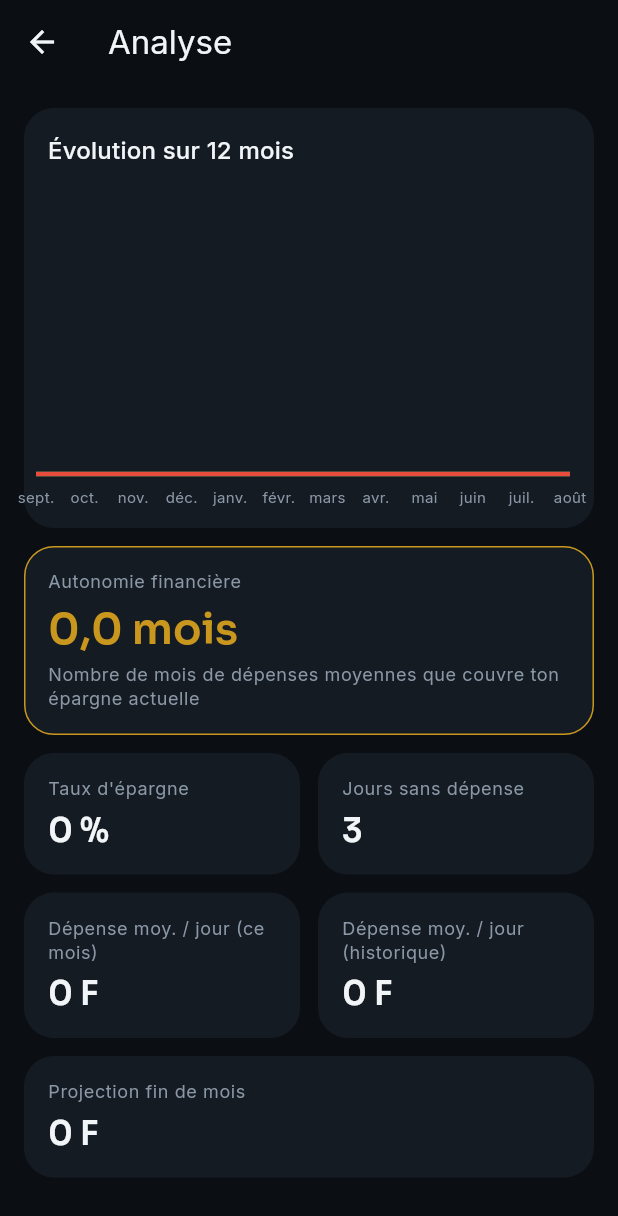
After one commit to Phnix01/koudi_na, a Flutter app: the screen it shows after launch, after a tap on an icon or button, on a phone screen of 412 x 824 dp. The commit adds this screen. Shown: the top 1216 px of the screen. Run offline on Flutter 3.47's test engine with Material 3 defaults, Android fonts, the phone set to English and light mode, and no system bars; drawn by our look-alikes of fl_chart; our stand-ins replace csv, flutter_riverpod, google_fonts, hive_ce, hive_ce_flutter, phosphor_flutter and 1 more; accounts and stored records are empty; statements that could not run were skipped.

Commit message:
feat: Ajouter l'écran d'analyse avec indicateurs financiers et graphiques

```diff
--- /dev/null
+++ b/devtools_options.yaml
@@ -0,0 +1,3 @@
+description: This file stores settings for Dart & Flutter DevTools.
+documentation: https://docs.flutter.dev/tools/devtools/extensions#configure-extension-enablement-states
+extensions:
--- /dev/null
+++ b/lib/logic/services/evolution_mensuelle.dart
@@ -0,0 +1,58 @@
+import '../../data/models/transaction.dart';
+import '../../data/models/type_mouvement.dart';
+
+/// Un mois et ses totaux, pour le graphique d'évolution (section 5.1).
+typedef PointMensuel = ({DateTime mois, int entrees, int depenses});
+
+/// Les [nombreDeMois] derniers mois (le mois courant inclus), du plus
+/// ancien au plus récent — même les mois sans aucune transaction
+/// apparaissent, avec des totaux à zéro, pour que la courbe ne saute
+/// jamais un point. Fonction pure — aucun accès à Hive ici.
+List<PointMensuel> calculerEvolutionMensuelle(
+  List<Transaction> transactions, {
+  DateTime? maintenant,
+  int nombreDeMois = 12,
+}) {
+  final reference = maintenant ?? DateTime.now();
+  final moisDeDepart = DateTime(
+    reference.year,
+    reference.month - (nombreDeMois - 1),
+  );
+
+  final totauxParMois = <DateTime, ({int entrees, int depenses})>{
+    for (var i = 0; i < nombreDeMois; i++)
+      DateTime(moisDeDepart.year, moisDeDepart.month + i): (
+        entrees: 0,
+        depenses: 0,
+      ),
+  };
+
+  for (final transaction in transactions) {
+    final mois = DateTime(transaction.date.year, transaction.date.month);
+    final actuel = totauxParMois[mois];
+    if (actuel == null) {
+      continue; // hors de la fenêtre des nombreDeMois derniers mois
+    }
+
+    totauxParMois[mois] = transaction.type == TypeMouvement.entree
+        ? (
+            entrees: actuel.entrees + transaction.montant,
+            depenses: actuel.depenses,
+          )
+        : (
+            entrees: actuel.entrees,
+            depenses: actuel.depenses + transaction.montant,
+          );
+  }
+
+  return totauxParMois.entries
+      .map(
+        (entree) => (
+          mois: entree.key,
+          entrees: entree.value.entrees,
+          depenses: entree.value.depenses,
+        ),
+      )
+      .toList()
+    ..sort((a, b) => a.mois.compareTo(b.mois));
+}
--- /dev/null
+++ b/lib/logic/services/indicateurs_analyse.dart
@@ -0,0 +1,146 @@
+import '../../data/models/categorie.dart';
+import '../../data/models/compte.dart';
+import '../../data/models/pilier.dart';
+import '../../data/models/transaction.dart';
+import '../../data/models/type_mouvement.dart';
+import 'calcul_piliers.dart';
+
+/// Les indicateurs de l'écran Analyse (section 5.2). Quelques formules
+/// ne sont pas précisées telles quelles dans le cahier des charges ;
+/// les choix faits ici sont documentés champ par champ.
+typedef IndicateursAnalyse = ({
+  /// Épargne du mois (dépenses de pilier épargne) ÷ entrées du mois.
+  double tauxEpargne,
+
+  /// Dépenses du mois en cours ÷ nombre de jours écoulés ce mois-ci.
+  int depenseMoyenneJournaliereMois,
+
+  /// Total des dépenses historiques ÷ nombre de jours depuis la
+  /// première transaction connue.
+  int depenseMoyenneJournaliereHistorique,
+
+  /// Extrapolation du rythme actuel sur le mois entier.
+  int projectionFinDeMois,
+
+  /// Vrai si la projection dépasse les entrées du mois.
+  bool projectionDepasseEntrees,
+
+  /// Jours écoulés ce mois-ci sans aucune dépense enregistrée.
+  int joursSansDepense,
+
+  /// Nombre de mois de dépenses moyennes que couvre l'épargne
+  /// accumulée (solde initial des comptes Épargne + toutes les
+  /// dépenses passées de pilier épargne). L'indicateur le plus
+  /// important de l'application (section 5.2) : il traduit l'argent
+  /// en liberté.
+  double autonomieFinanciereMois,
+});
+
+/// Fonction pure — aucun accès à Hive ici — pour rester facilement
+/// testable indépendamment du stockage.
+IndicateursAnalyse calculerIndicateurs(
+  List<Transaction> transactions,
+  List<Categorie> categories,
+  List<Compte> comptes, {
+  DateTime? maintenant,
+}) {
+  final reference = maintenant ?? DateTime.now();
+  final categorieParId = {for (final c in categories) c.id: c};
+
+  final transactionsDuMois = transactions.where((t) {
+    return t.date.year == reference.year && t.date.month == reference.month;
+  }).toList();
+
+  final entreesMois = transactionsDuMois
+      .where((t) => t.type == TypeMouvement.entree)
+      .fold<int>(0, (somme, t) => somme + t.montant);
+  final depensesMois = transactionsDuMois
+      .where((t) => t.type == TypeMouvement.depense)
+      .fold<int>(0, (somme, t) => somme + t.montant);
+
+  final progressionPiliers = calculerProgressionPiliers(
+    transactions,
+    categories,
+    maintenant: reference,
+  );
+  final epargneMois = progressionPiliers
+      .firstWhere((p) => p.pilier == Pilier.epargne)
+      .montantReel;
+  final tauxEpargne = entreesMois > 0 ? epargneMois / entreesMois : 0.0;
+
+  final jourCourant = reference.day;
+  final depenseMoyenneJournaliereMois = jourCourant > 0
+      ? (depensesMois / jourCourant).round()
+      : 0;
+
+  final dernierJourDuMois = DateTime(
+    reference.year,
+    reference.month + 1,
+    0,
+  ).day;
+  final projectionFinDeMois = depenseMoyenneJournaliereMois * dernierJourDuMois;
+
+  DateTime? datePremiereTransaction;
+  var totalDepensesHistorique = 0;
+  for (final transaction in transactions) {
+    if (transaction.type == TypeMouvement.depense) {
+      totalDepensesHistorique += transaction.montant;
+    }
+    if (datePremiereTransaction == null ||
+        transaction.date.isBefore(datePremiereTransaction)) {
+      datePremiereTransaction = transaction.date;
+    }
+  }
+  final joursHistorique = datePremiereTransaction != null
+      ? reference.difference(datePremiereTransaction).inDays + 1
+      : 1;
+  final depenseMoyenneJournaliereHistorique =
+      (totalDepensesHistorique / joursHistorique).round();
+
+  final joursAvecDepense = <int>{};
+  for (final transaction in transactionsDuMois) {
+    if (transaction.type == TypeMouvement.depense &&
+        transaction.date.day <= jourCourant) {
+      joursAvecDepense.add(transaction.date.day);
+    }
+  }
+  final joursSansDepense = jourCourant - joursAvecDepense.length;
+
+  final soldeInitialEpargne = comptes
+      .where((c) => c.type == TypeCompte.epargne)
+      .fold<int>(0, (somme, c) => somme + c.soldeInitial);
+  final epargneAccumulee =
+      soldeInitialEpargne + totalDepensesEpargne(transactions, categorieParId);
+  final depenseMoyenneMensuelleHistorique =
+      depenseMoyenneJournaliereHistorique * 30;
+  final autonomieFinanciereMois = depenseMoyenneMensuelleHistorique > 0
+      ? epargneAccumulee / depenseMoyenneMensuelleHistorique
+      : 0.0;
+
+  return (
+    tauxEpargne: tauxEpargne,
+    depenseMoyenneJournaliereMois: depenseMoyenneJournaliereMois,
+    depenseMoyenneJournaliereHistorique: depenseMoyenneJournaliereHistorique,
+    projectionFinDeMois: projectionFinDeMois,
+    projectionDepasseEntrees: projectionFinDeMois > entreesMois,
+    joursSansDepense: joursSansDepense,
+    autonomieFinanciereMois: autonomieFinanciereMois,
+  );
+}
+
+/// Somme, sur tout l'historique, des dépenses dans une catégorie de
+/// pilier épargne — extraite pour être réutilisée sans dupliquer la
+/// boucle de [calculerIndicateurs].
+int totalDepensesEpargne(
+  List<Transaction> transactions,
+  Map<String, Categorie> categorieParId,
+) {
+  var total = 0;
+  for (final transaction in transactions) {
+    if (transaction.type != TypeMouvement.depense) continue;
+    if (categorieParId[transaction.categorieId]?.pilier == Pilier.epargne) {
+      total += transaction.montant;
+    }
+  }
+  return total;
+}
--- /dev/null
+++ b/lib/ui/screens/analyse_screen.dart
@@ -0,0 +1,186 @@
+import 'package:flutter/material.dart';
+import 'package:flutter_riverpod/flutter_riverpod.dart';
+import 'package:intl/intl.dart';
+
+import '../../core/theme/app_colors.dart';
+import '../../core/utils/formatters.dart';
+import '../../logic/providers/repositories_providers.dart';
+import '../../logic/services/evolution_mensuelle.dart';
+import '../../logic/services/indicateurs_analyse.dart';
+import '../widgets/graphique_evolution_mensuelle.dart';
+
+/// Écran C, en construction (section 5) : les indicateurs calculés
+/// (section 5.2) et le premier des sept graphiques (évolution
+/// mensuelle). Les six autres visualisations et les observations
+/// automatiques arriveront dans les étapes suivantes.
+class AnalyseScreen extends ConsumerWidget {
+  const AnalyseScreen({super.key});
+
+  @override
+  Widget build(BuildContext context, WidgetRef ref) {
+    final transactionRepo = ref.watch(transactionRepositoryProvider);
+    final categories = ref.watch(categorieRepositoryProvider).tous();
+    final comptes = ref.watch(compteRepositoryProvider).tous();
+
+    return Scaffold(
+      appBar: AppBar(title: const Text('Analyse')),
+      body: ValueListenableBuilder(
+        valueListenable: transactionRepo.listenable(),
+        builder: (context, _, _) {
+          final toutesLesTransactions = transactionRepo.tous();
+          final indicateurs = calculerIndicateurs(
+            toutesLesTransactions,
+            categories,
+            comptes,
+          );
+          final evolution = calculerEvolutionMensuelle(toutesLesTransactions);
+
+          return ListView(
+            padding: const EdgeInsets.all(16),
+            children: [
+              Card(
+                child: Padding(
+                  padding: const EdgeInsets.fromLTRB(8, 16, 16, 8),
+                  child: Column(
+                    crossAxisAlignment: CrossAxisAlignment.start,
+                    children: [
+                      Padding(
+                        padding: const EdgeInsets.only(left: 8),
+                        child: Text(
+                          'Évolution sur 12 mois',
+                          style: Theme.of(context).textTheme.titleMedium,
+                        ),
+                      ),
+                      const SizedBox(height: 12),
+                      GraphiqueEvolutionMensuelle(points: evolution),
+                    ],
+                  ),
+                ),
+              ),
+              const SizedBox(height: 12),
+              _CarteIndicateur(
+                titre: 'Autonomie financière',
+                valeur:
+                    '${NumberFormat('0.0', 'fr_FR').format(indicateurs.autonomieFinanciereMois)} mois',
+                description:
+                    "Nombre de mois de dépenses moyennes que couvre ton épargne actuelle",
+                accent: true,
+              ),
+              const SizedBox(height: 12),
+              Row(
+                children: [
+                  Expanded(
+                    child: _CarteIndicateur(
+                      titre: "Taux d'épargne",
+                      valeur: '${(indicateurs.tauxEpargne * 100).round()} %',
+                    ),
+                  ),
+                  const SizedBox(width: 12),
+                  Expanded(
+                    child: _CarteIndicateur(
+                      titre: 'Jours sans dépense',
+                      valeur: '${indicateurs.joursSansDepense}',
+                    ),
+                  ),
+                ],
+              ),
+              const SizedBox(height: 12),
+              Row(
+                children: [
+                  Expanded(
+                    child: _CarteIndicateur(
+                      titre: 'Dépense moy. / jour (ce mois)',
+                      valeur: formaterMontant(
+                        indicateurs.depenseMoyenneJournaliereMois,
+                      ),
+                    ),
+                  ),
+                  const SizedBox(width: 12),
+                  Expanded(
+                    child: _CarteIndicateur(
+                      titre: 'Dépense moy. / jour (historique)',
+                      valeur: formaterMontant(
+                        indicateurs.depenseMoyenneJournaliereHistorique,
+                      ),
+                    ),
+                  ),
+                ],
+              ),
+              const SizedBox(height: 12),
+              _CarteIndicateur(
+                titre: 'Projection fin de mois',
+                valeur: formaterMontant(indicateurs.projectionFinDeMois),
+                description: indicateurs.projectionDepasseEntrees
+                    ? 'Au rythme actuel, tu dépasseras tes entrées ce mois-ci'
+                    : null,
+                alerte: indicateurs.projectionDepasseEntrees,
+              ),
+            ],
+          );
+        },
+      ),
+    );
+  }
+}
+
+class _CarteIndicateur extends StatelessWidget {
+  const _CarteIndicateur({
+    required this.titre,
+    required this.valeur,
+    this.description,
+    this.accent = false,
+    this.alerte = false,
+  });
+
+  final String titre;
+  final String valeur;
+  final String? description;
+  final bool accent;
+  final bool alerte;
+
+  @override
+  Widget build(BuildContext context) {
+    final couleurValeur = alerte
+        ? AppColors.negative
+        : (accent ? AppColors.accent : AppColors.textPrimary);
+    return Card(
+      shape: accent
+          ? RoundedRectangleBorder(
+              borderRadius: BorderRadius.circular(20),
+              side: const BorderSide(color: AppColors.accent),
+            )
+          : null,
+      child: Padding(
+        padding: const EdgeInsets.all(16),
+        child: Column(
+          crossAxisAlignment: CrossAxisAlignment.start,
+          children: [
+            Text(
+              titre,
+              style: Theme.of(
+                context,
+              ).textTheme.bodySmall?.copyWith(color: AppColors.textMuted),
+            ),
+            const SizedBox(height: 6),
+            Text(
+              valeur,
+              style: Theme.of(context).textTheme.displaySmall?.copyWith(
+                color: couleurValeur,
+                fontSize: accent ? 28 : 22,
+              ),
+            ),
+            if (description != null) ...[
+              const SizedBox(height: 6),
+              Text(
+                description!,
+                style: Theme.of(
+                  context,
+                ).textTheme.bodySmall?.copyWith(color: AppColors.textMuted),
+              ),
+            ],
+          ],
+        ),
+      ),
+    );
+  }
+}
--- a/lib/ui/screens/capture_screen.dart
+++ b/lib/ui/screens/capture_screen.dart
@@ -9,6 +9,7 @@ import '../../logic/providers/capture_form_provider.dart';
 import '../../logic/providers/repositories_providers.dart';
 import '../widgets/formulaire_transaction.dart';
 import '../widgets/solde_du_mois.dart';
+import 'analyse_screen.dart';
 import 'mois_screen.dart';
 import 'reglages_screen.dart';
 
@@ -55,9 +56,16 @@ class CaptureScreen extends ConsumerWidget {
               child: Row(
                 children: [
                   const SizedBox(
-                    width: 96,
-                  ), // équilibre visuellement les deux IconButton à droite
+                    width: 144,
+                  ), // équilibre visuellement les trois IconButton à droite
                   const Expanded(child: SoldeDuMois()),
+                  IconButton(
+                    tooltip: 'Analyse',
+                    icon: const PhosphorIcon(PhosphorIconsFill.chartLineUp),
+                    onPressed: () => Navigator.of(context).push(
+                      MaterialPageRoute(builder: (_) => const AnalyseScreen()),
+                    ),
+                  ),
                   IconButton(
                     tooltip: 'Voir le mois',
                     icon: const PhosphorIcon(PhosphorIconsFill.listBullets),
--- /dev/null
+++ b/lib/ui/widgets/graphique_evolution_mensuelle.dart
@@ -0,0 +1,106 @@
+import 'package:fl_chart/fl_chart.dart';
+import 'package:flutter/material.dart';
+import 'package:intl/intl.dart';
+
+import '../../core/theme/app_colors.dart';
+import '../../logic/services/evolution_mensuelle.dart';
+
+/// Graphique 1 de la section 5.1 : double courbe entrées/dépenses sur
+/// 12 mois, avec zone remplie en dégradé sous chaque courbe.
+class GraphiqueEvolutionMensuelle extends StatelessWidget {
+  const GraphiqueEvolutionMensuelle({super.key, required this.points});
+
+  final List<PointMensuel> points;
+
+  @override
+  Widget build(BuildContext context) {
+    return SizedBox(
+      height: 220,
+      child: LineChart(
+        LineChartData(
+          minY: 0,
+          lineTouchData: const LineTouchData(
+            touchTooltipData: LineTouchTooltipData(
+              getTooltipColor: _couleurInfobulle,
+            ),
+          ),
+          gridData: FlGridData(
+            drawVerticalLine: false,
+            getDrawingHorizontalLine: (value) =>
+                const FlLine(color: AppColors.surfaceHigh, strokeWidth: 1),
+          ),
+          borderData: FlBorderData(show: false),
+          titlesData: FlTitlesData(
+            topTitles: const AxisTitles(
+              sideTitles: SideTitles(showTitles: false),
+            ),
+            rightTitles: const AxisTitles(
+              sideTitles: SideTitles(showTitles: false),
+            ),
+            leftTitles: const AxisTitles(
+              sideTitles: SideTitles(showTitles: false),
+            ),
+            bottomTitles: AxisTitles(
+              sideTitles: SideTitles(
+                showTitles: true,
+                reservedSize: 28,
+                getTitlesWidget: _libelleMois,
+              ),
+            ),
+          ),
+          lineBarsData: [
+            _courbe(
+              couleur: AppColors.positive,
+              valeurs: points.map((p) => p.entrees).toList(),
+            ),
+            _courbe(
+              couleur: AppColors.negative,
+              valeurs: points.map((p) => p.depenses).toList(),
+            ),
+          ],
+        ),
+      ),
+    );
+  }
+
+  LineChartBarData _courbe({
+    required Color couleur,
+    required List<int> valeurs,
+  }) {
+    return LineChartBarData(
+      isCurved: true,
+      barWidth: 3,
+      color: couleur,
+      dotData: const FlDotData(show: false),
+      spots: [
+        for (var i = 0; i < valeurs.length; i++)
+          FlSpot(i.toDouble(), valeurs[i].toDouble()),
+      ],
+      belowBarData: BarAreaData(
+        show: true,
+        gradient: LinearGradient(
+          colors: [
+            couleur.withValues(alpha: 0.25),
+            couleur.withValues(alpha: 0),
+          ],
+          begin: Alignment.topCenter,
+          end: Alignment.bottomCenter,
+        ),
+      ),
+    );
+  }
+
+  Widget _libelleMois(double value, TitleMeta meta) {
+    final index = value.round();
+    if (index < 0 || index >= points.length) return const SizedBox.shrink();
+    return Padding(
+      padding: const EdgeInsets.only(top: 8),
+      child: Text(
+        DateFormat('MMM', 'fr_FR').format(points[index].mois),
+        style: const TextStyle(color: AppColors.textMuted, fontSize: 10),
+      ),
+    );
+  }
+
+  static Color _couleurInfobulle(LineBarSpot spot) => AppColors.surfaceHigh;
+}
--- a/pubspec.yaml
+++ b/pubspec.yaml
@@ -73,6 +73,10 @@ dependencies:
   # le fichier CSV généré.
   share_plus: ^13.3.0
 
+  # Bibliothèque de graphiques pour l'écran Analyse (section 5.1) : les
+  # sept visualisations (LineChart, PieChart, BarChart...) en dépendent.
+  fl_chart: ^1.2.0
+
 dev_dependencies:
   flutter_test:
     sdk: flutter
```
Also changed, not shown: pubspec.lock.
